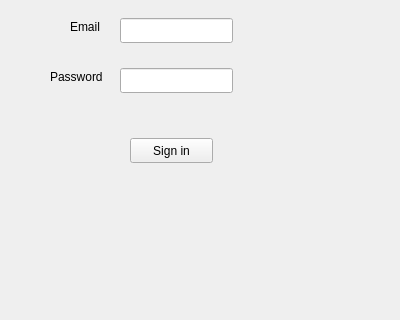
Above: RaDoTech_Device/EnterAccountPage.ui from Liam02/RadoTech_Device before the change; both pictures show x 0 to 400 and y 112 to 432 of the 400 by 522 pixel window. Below: the same form after it.
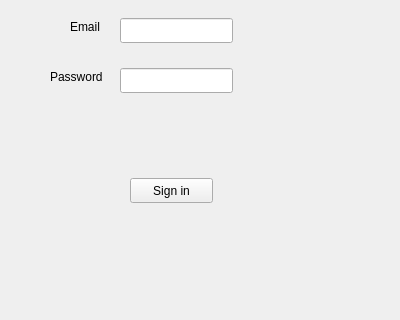
That is the form after the change.

What changed in the file:
```diff
--- a/RaDoTech_Device/EnterAccountPage.ui
+++ b/RaDoTech_Device/EnterAccountPage.ui
@@ -76,7 +76,7 @@
    <property name="geometry">
     <rect>
      <x>130</x>
-     <y>250</y>
+     <y>290</y>
      <width>83</width>
      <height>25</height>
     </rect>
@@ -85,6 +85,19 @@
     <string>Sign in</string>
    </property>
   </widget>
+  <widget class="QLabel" name="errorText">
+   <property name="geometry">
+    <rect>
+     <x>50</x>
+     <y>230</y>
+     <width>261</width>
+     <height>41</height>
+    </rect>
+   </property>
+   <property name="text">
+    <string/>
+   </property>
+  </widget>
  </widget>
  <resources/>
  <connections/>
```
Left out of the diff: 6 changed lines with no effect on the pictures.
